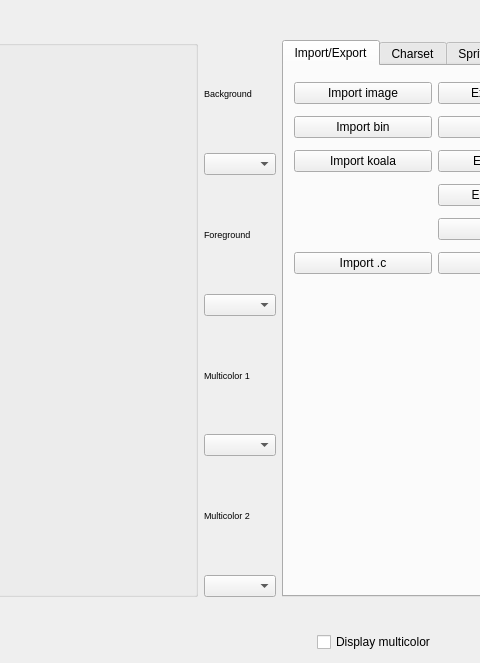
The window that source/trsedocuments/formimageeditor.ui (leuat/TRSE) describes before a commit, drawn with Qt 5; both pictures show x 532 to 1012 and y 0 to 663 of the 1133 by 663 pixel window.
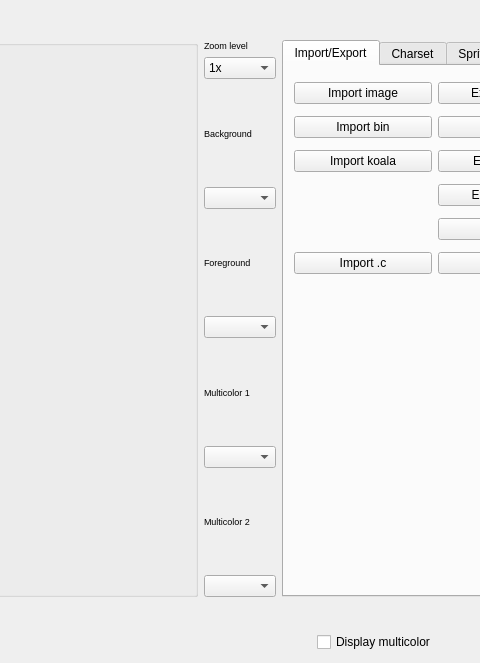
The same window after the commit. The open tabs and pages were chosen to show the change. Custom widgets are drawn as their Qt base class.

Patch:
```diff
--- a/source/trsedocuments/formimageeditor.ui
+++ b/source/trsedocuments/formimageeditor.ui
@@ -721,7 +721,46 @@
         <layout class="QGridLayout" name="layoutColorsEdit_3"/>
        </item>
        <item>
-        <layout class="QVBoxLayout" name="verticalLayout" stretch="1,1,1,1,1,1,1,1,0">
+        <layout class="QVBoxLayout" name="verticalLayout" stretch="0,0,1,1,1,1,1,1,1,1,0">
+         <item>
+          <widget class="QLabel" name="label_13">
+           <property name="font">
+            <font>
+             <pointsize>7</pointsize>
+            </font>
+           </property>
+           <property name="text">
+            <string>Zoom level</string>
+           </property>
+          </widget>
+         </item>
+         <item>
+          <widget class="QComboBox" name="cmbZoomLevel">
+           <property name="toolTip">
+            <string>General background color. </string>
+           </property>
+           <item>
+            <property name="text">
+             <string>1x</string>
+            </property>
+           </item>
+           <item>
+            <property name="text">
+             <string>2x</string>
+            </property>
+           </item>
+           <item>
+            <property name="text">
+             <string>4x</string>
+            </property>
+           </item>
+           <item>
+            <property name="text">
+             <string>8x</string>
+            </property>
+           </item>
+          </widget>
+         </item>
          <item>
           <widget class="QLabel" name="label_10">
            <property name="font">
```
Left out of the diff: 2 changed lines with no effect on the pictures.
